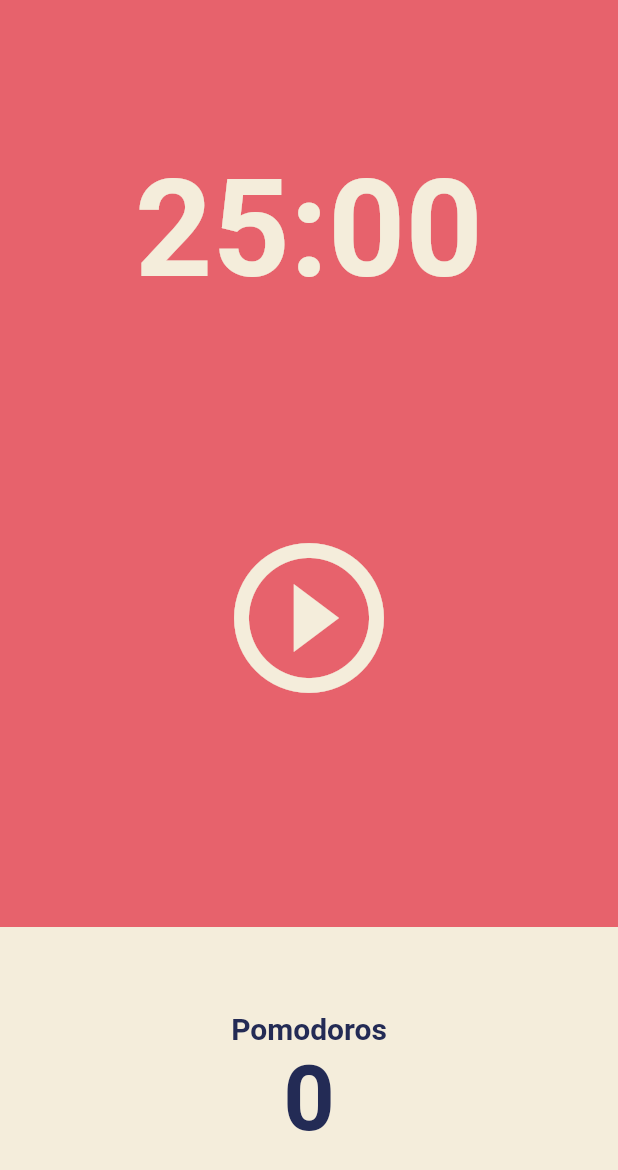
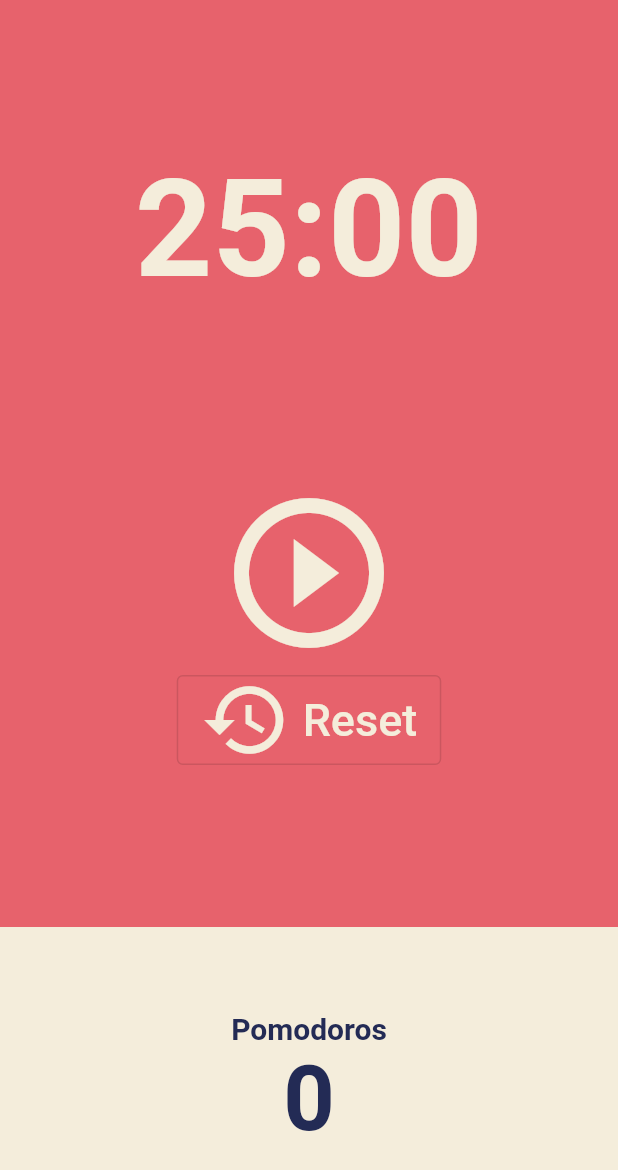
Before and after one commit to lunamundus/flutter_pomodoro_app_example, a Flutter app: the screen it shows after launch, on a phone screen of 412 x 824 dp. Shown: the top 1170 px of the screen. Run offline on Flutter 3.47's test engine with Material 2 defaults, Android fonts, the phone set to English and light mode, and no system bars.

Commit message:
feat: Code Challenge (Add reset button)

```diff
--- a/lib/screens/home_screen.dart
+++ b/lib/screens/home_screen.dart
@@ -51,6 +51,15 @@ class _HomeScreenState extends State<HomeScreen> {
     });
   }
 
+  void onResetPressed() {
+    timer.cancel();
+
+    setState(() {
+      isRunning = false;
+      totalSeconds = twentyFiveMinutes;
+    });
+  }
+
   String format(int seconds) {
     var duration = Duration(seconds: seconds);
 
@@ -80,8 +89,10 @@ class _HomeScreenState extends State<HomeScreen> {
           ),
           Flexible(
             flex: 2,
-            child: Center(
-              child: IconButton(
+            child: Column(
+              mainAxisAlignment: MainAxisAlignment.center,
+              children: [
+                IconButton(
                   color: Theme.of(context).cardColor,
                   onPressed: isRunning ? onPausePressed : onStartPressed,
                   icon: Icon(isRunning
@@ -89,6 +100,28 @@ class _HomeScreenState extends State<HomeScreen> {
                       : Icons.play_circle_outline),
                   iconSize: 120,
                 ),
+                OutlinedButton.icon(
+                  onPressed: onResetPressed,
+                  icon: Icon(
+                    Icons.restore_outlined,
+                    color: Theme.of(context).cardColor,
+                    size: 60,
+                  ),
+                  label: Text(
+                    'Reset',
+                    style: TextStyle(
+                      color: Theme.of(context).cardColor,
+                      fontSize: 30,
+                    ),
+                  ),
+                ),
+                // IconButton(
+                //   color: Theme.of(context).cardColor,
+                //   onPressed: onResetPressed,
+                //   icon: const Icon(Icons.restore_outlined),
+                //   iconSize: 60,
+                // ),
+              ],
             ),
           ),
           Flexible(
```
Lines whose indentation alone changed are shown as unchanged.
